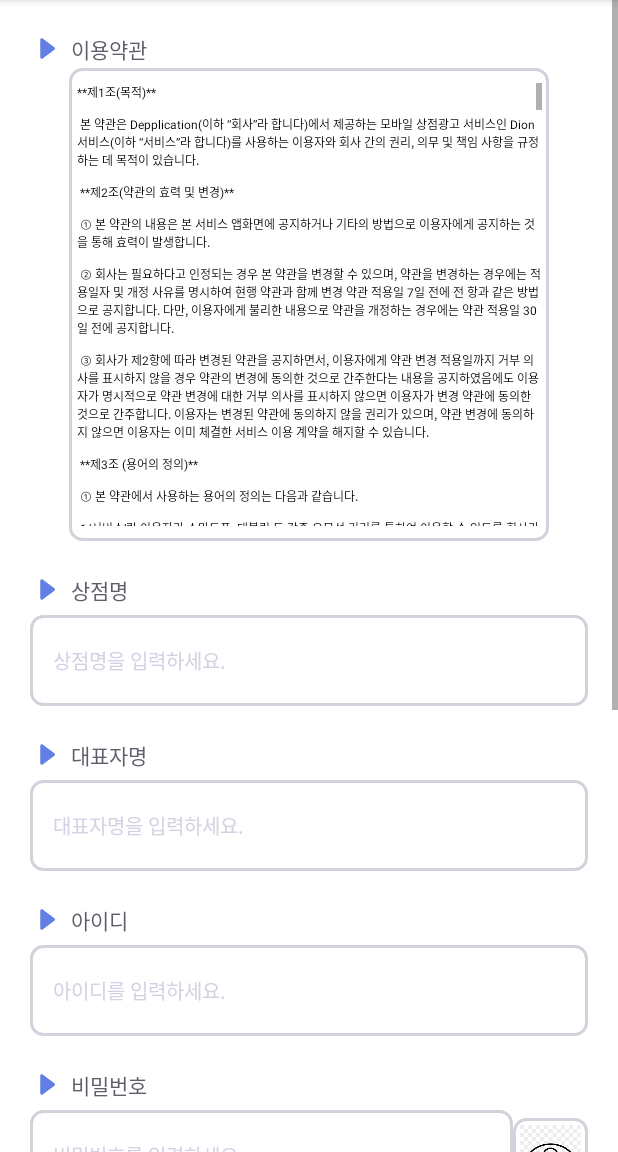
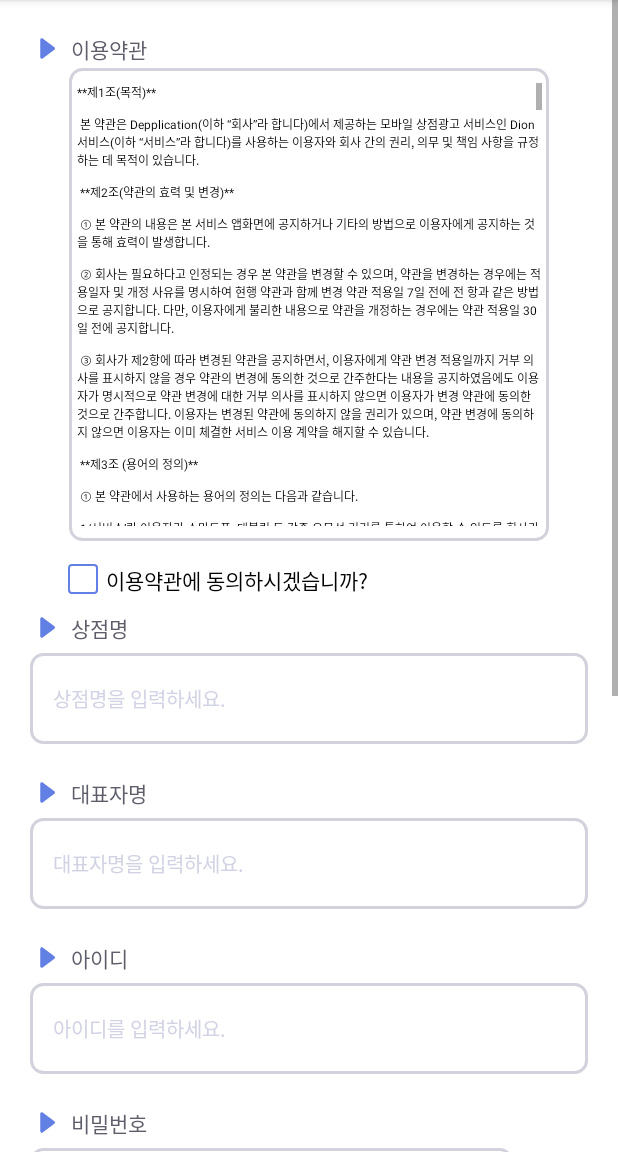
Before and after one commit to Depplication/Diowner_Kotlin, an Android app: the JoinActivity screen opened directly, with no data from a screen before it, on a phone screen of 412 x 824 dp, the part 84-1236 px from its top. Run offline under Robolectric (Android 15) with nearby library versions, the phone set to English and light mode, and no system bars.

Commit message:
이용약관 동의 구현 중.. (렉 때문에 한번 끊어요)

```diff
--- a/app/src/main/java/kr/hs/diowner/JoinActivity.kt
+++ b/app/src/main/java/kr/hs/diowner/JoinActivity.kt
@@ -6,10 +6,15 @@ import android.text.method.ScrollingMovementMethod
 import android.util.Log
 import android.view.MotionEvent
 import android.view.View
-import android.widget.ScrollView
-import android.widget.TextView
+import android.widget.*
 
 class JoinActivity : AppCompatActivity() {
+    val RuleCheck : CheckBox by lazy {
+        findViewById(R.id.check)
+    }
+    val JoinBtn : Button by lazy {
+        findViewById(R.id.Join_Btn)
+    }
     override fun onCreate(savedInstanceState: Bundle?) {
         super.onCreate(savedInstanceState)
         setContentView(R.layout.activity_join)
@@ -21,5 +26,17 @@ class JoinActivity : AppCompatActivity() {
             sv?.requestDisallowInterceptTouchEvent(true)//부모 scroll 권한 빼는 부분
             return@setOnTouchListener false
         }
+        tv_rule?.setOnScrollChangeListener { view, scrollX, scrollY, oldScrollX, oldScrolly ->
+            if (tv_rule?.canScrollVertically(1)) {
+                RuleCheck.isEnabled = true
+            }
+        }
+        JoinBtn.setOnClickListener {
+            if(RuleCheck.isChecked){
+                Toast.makeText(this, "동의 하셨습니다", Toast.LENGTH_SHORT).show()
+            }else {
+                Toast.makeText(this, "이용약관에 동의해 주세요", Toast.LENGTH_SHORT).show()
+            }
+        }
     }
 }
--- /dev/null
+++ b/app/src/main/res/drawable/check_box.xml
@@ -0,0 +1,17 @@
+<?xml version="1.0" encoding="utf-8"?>
+<selector xmlns:android="http://schemas.android.com/apk/res/android">
+    <item android:state_checked="true">
+        <shape>
+            <stroke android:width="3dp" android:color="#7AE462"/>
+            <solid android:color="#BFF392"/>
+            <corners android:radius="2dp"/>
+        </shape>
+    </item>
+    <item android:state_checked="false">
+        <shape>
+            <stroke android:width="1dp" android:color="@color/RoundBlue"/>
+            <corners android:radius="2dp"/>
+        </shape>
+    </item>
+
+</selector>
--- a/app/src/main/res/layout/activity_join.xml
+++ b/app/src/main/res/layout/activity_join.xml
@@ -54,15 +54,37 @@
                 app:layout_constraintStart_toStartOf="parent"
                 app:layout_constraintTop_toTopOf="@id/Arrow_rule" />
 
+            <CheckBox
+                android:id="@+id/check"
+                android:layout_width="20dp"
+                android:layout_height="20dp"
+                android:layout_marginStart="45dp"
+                android:layout_marginTop="15dp"
+                android:background="@drawable/check_box"
+                android:button="@null"
+                android:checked="false"
+                android:enabled="false"
+                app:layout_constraintStart_toStartOf="parent"
+                app:layout_constraintTop_toBottomOf="@+id/tv_rule"/>
+
+            <TextView
+                android:text="이용약관에 동의하시겠습니까?"
+                android:textColor="@color/black"
+                android:layout_width="290dp"
+                android:layout_height="wrap_content"
+                android:layout_marginTop="15dp"
+                android:layout_marginStart="5dp"
+                app:layout_constraintStart_toEndOf="@+id/check"
+                app:layout_constraintTop_toBottomOf="@+id/tv_rule" />
             <ImageView
                 android:id="@+id/Arrow_StName"
                 android:layout_width="wrap_content"
                 android:layout_height="wrap_content"
                 android:layout_marginStart="25dp"
-                android:layout_marginTop="25dp"
+                android:layout_marginTop="15dp"
                 android:src="@drawable/arrow_blue"
                 app:layout_constraintStart_toStartOf="parent"
-                app:layout_constraintTop_toBottomOf="@+id/tv_rule" />
+                app:layout_constraintTop_toBottomOf="@+id/check" />
 
             <TextView
                 android:layout_width="wrap_content"
```
